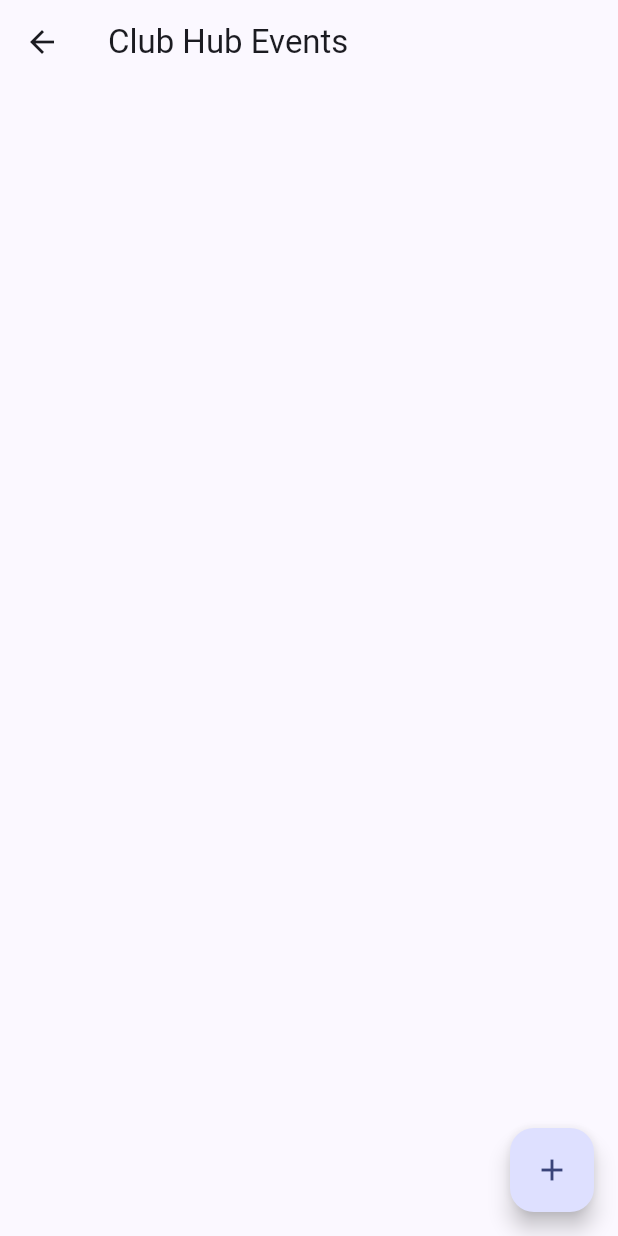
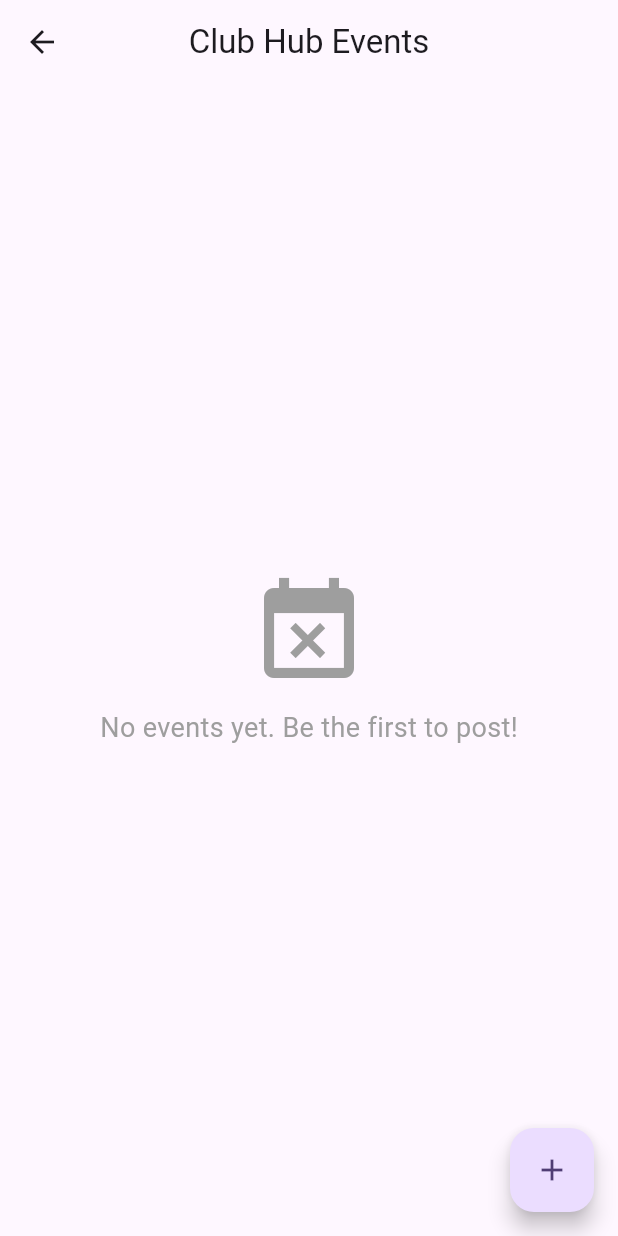
Before and after one commit to kalviumcommunity/S69-0226-DSP-flutter-ClubHubManager, a Flutter app: the screen it shows once a user with an empty profile is signed in, after a tap on "View Club Events", on a phone screen of 412 x 824 dp. Run offline on Flutter 3.47's test engine with Material 3 defaults, Android fonts, the light colour scheme and no system bars; our stand-ins replace cloud_firestore, firebase_auth, firebase_core; accounts and stored records are empty; network calls fail.

Commit message:
UIUX polish

```diff
--- a/lib/main.dart
+++ b/lib/main.dart
@@ -25,9 +25,16 @@ class MyApp extends StatelessWidget {
     return MaterialApp(
       debugShowCheckedModeBanner: false,
       theme: ThemeData(
-        primarySwatch: Colors.indigo, // Professional college blue
-        useMaterial3: true,           // Modern Android look
-        colorScheme: ColorScheme.fromSeed(seedColor: Colors.indigo),
+        useMaterial3: true,
+        colorScheme: ColorScheme.fromSeed(
+          seedColor: Colors.deepPurple, // Change this to your college color!
+          brightness: Brightness.light,
+        ),
+        appBarTheme: const AppBarTheme(
+          centerTitle: true,
+          backgroundColor: Colors.transparent,
+          elevation: 0,
+        ),
       ),
       // This "Stream" automatically switches between Login and Home
       home: StreamBuilder<User?>(
--- a/lib/screens/dashboard_screen.dart
+++ b/lib/screens/dashboard_screen.dart
@@ -24,8 +24,21 @@ class DashboardScreen extends StatelessWidget {
             .orderBy('timestamp', descending: true)
             .snapshots(),
         builder: (context, AsyncSnapshot<QuerySnapshot> snapshot) {
-          if (!snapshot.hasData) {
-            return const Center(child: CircularProgressIndicator());
+          if (!snapshot.hasData) return const Center(child: CircularProgressIndicator());
+
+          // NEW: If there are no events, show a friendly message
+          if (snapshot.data!.docs.isEmpty) {
+            return const Center(
+              child: Column(
+                mainAxisAlignment: MainAxisAlignment.center,
+                children: [
+                  Icon(Icons.event_busy, size: 80, color: Colors.grey),
+                  SizedBox(height: 10),
+                  Text("No events yet. Be the first to post!",
+                       style: TextStyle(color: Colors.grey, fontSize: 18)),
+                ],
+              ),
+            );
           }
 
           return ListView(
--- a/lib/screens/home_screen.dart
+++ b/lib/screens/home_screen.dart
@@ -22,7 +22,6 @@ class HomeScreen extends StatelessWidget {
               await FirebaseAuth.instance.signOut();
 
               // 2. Clear the screen stack and go back to Login
-              // This ensures the app "resets" to the LoginScreen
               if (context.mounted) {
                 Navigator.of(context).pushAndRemoveUntil(
                   MaterialPageRoute(builder: (context) => const LoginScreen()),
@@ -33,19 +32,35 @@ class HomeScreen extends StatelessWidget {
           ),
         ],
       ),
-      body: Center(
+      body: Container(
+        width: double.infinity,
+        decoration: BoxDecoration(
+          gradient: LinearGradient(
+            begin: Alignment.topCenter,
+            colors: [Colors.deepPurple.shade50, Colors.white],
+          ),
+        ),
         child: Column(
           mainAxisAlignment: MainAxisAlignment.center,
           children: [
-            const Icon(Icons.school, size: 80, color: Colors.blue),
+            const CircleAvatar(
+              radius: 50,
+              backgroundColor: Colors.deepPurple,
+              child: Icon(Icons.person, size: 50, color: Colors.white),
+            ),
             const SizedBox(height: 20),
-            Text("Welcome, $userEmail!",
-                style: const TextStyle(fontSize: 20, fontWeight: FontWeight.bold)),
-            const SizedBox(height: 30),
+            Text("Logged in as:", style: TextStyle(color: Colors.grey[600])),
+            Text(userEmail,
+                style: const TextStyle(fontSize: 18, fontWeight: FontWeight.bold)),
+            const SizedBox(height: 40),
 
             // THE BUTTON to go to the Events page
             ElevatedButton.icon(
-              style: ElevatedButton.styleFrom(padding: const EdgeInsets.all(15)),
+              style: ElevatedButton.styleFrom(
+                padding: const EdgeInsets.symmetric(horizontal: 30, vertical: 15),
+                backgroundColor: Colors.deepPurple,
+                foregroundColor: Colors.white,
+              ),
               onPressed: () {
                 Navigator.push(
                   context,
```
